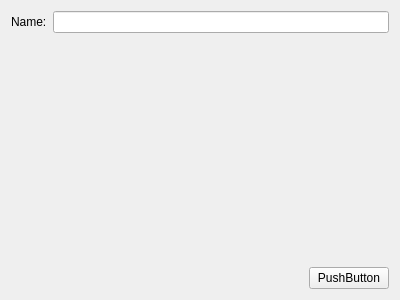
Qt form src/customerwidget.ui (nicmorais/Storesse) before a commit.
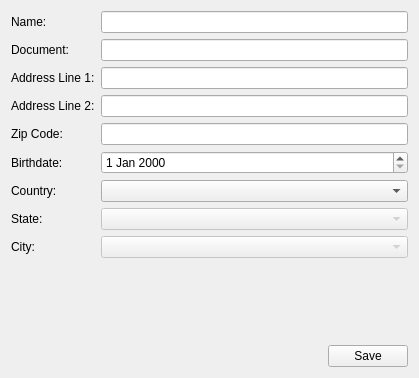
The same form after that commit.

Diff of the .ui file:
```diff
--- a/src/customerwidget.ui
+++ b/src/customerwidget.ui
@@ -6,8 +6,8 @@
    <rect>
     <x>0</x>
     <y>0</y>
-    <width>400</width>
-    <height>300</height>
+    <width>419</width>
+    <height>378</height>
    </rect>
   </property>
   <property name="windowTitle">
@@ -24,10 +24,111 @@
       </widget>
      </item>
      <item row="0" column="1">
-      <widget class="QLineEdit" name="lineEdit"/>
+      <widget class="QLineEdit" name="nameLineEdit"/>
+     </item>
+     <item row="1" column="0">
+      <widget class="QLabel" name="documentLabel">
+       <property name="text">
+        <string>Document:</string>
+       </property>
+      </widget>
+     </item>
+     <item row="1" column="1">
+      <widget class="QLineEdit" name="documentLineEdit"/>
+     </item>
+     <item row="2" column="1">
+      <widget class="QLineEdit" name="addressLine1LineEdit"/>
+     </item>
+     <item row="2" column="0">
+      <widget class="QLabel" name="addressLine1Label">
+       <property name="text">
+        <string>Address Line 1:</string>
+       </property>
+      </widget>
+     </item>
+     <item row="3" column="0">
+      <widget class="QLabel" name="addressLine2Label">
+       <property name="text">
+        <string>Address Line 2:</string>
+       </property>
+      </widget>
+     </item>
+     <item row="3" column="1">
+      <widget class="QLineEdit" name="addressLine2LineEdit"/>
+     </item>
+     <item row="4" column="0">
+      <widget class="QLabel" name="zipCodeLabel">
+       <property name="text">
+        <string>Zip Code:</string>
+       </property>
+      </widget>
+     </item>
+     <item row="4" column="1">
+      <widget class="QLineEdit" name="zipCodeLineEdit"/>
+     </item>
+     <item row="5" column="0">
+      <widget class="QLabel" name="birthdateLabel">
+       <property name="text">
+        <string>Birthdate:</string>
+       </property>
+      </widget>
+     </item>
+     <item row="5" column="1">
+      <widget class="QDateEdit" name="dateEdit"/>
+     </item>
+     <item row="6" column="0">
+      <widget class="QLabel" name="countryLabel">
+       <property name="text">
+        <string>Country:</string>
+       </property>
+      </widget>
+     </item>
+     <item row="6" column="1">
+      <widget class="QComboBox" name="countryComboBox"/>
+     </item>
+     <item row="7" column="0">
+      <widget class="QLabel" name="stateLabel">
+       <property name="text">
+        <string>State:</string>
+       </property>
+      </widget>
+     </item>
+     <item row="7" column="1">
+      <widget class="QComboBox" name="stateComboBox">
+       <property name="enabled">
+        <bool>false</bool>
+       </property>
+      </widget>
+     </item>
+     <item row="8" column="0">
+      <widget class="QLabel" name="cityLabel">
+       <property name="text">
+        <string>City:</string>
+       </property>
+      </widget>
+     </item>
+     <item row="8" column="1">
+      <widget class="QComboBox" name="cityComboBox">
+       <property name="enabled">
+        <bool>false</bool>
+       </property>
+      </widget>
      </item>
     </layout>
    </item>
+   <item>
+    <spacer name="verticalSpacer">
+     <property name="orientation">
+      <enum>Qt::Vertical</enum>
+     </property>
+     <property name="sizeHint" stdset="0">
+      <size>
+       <width>20</width>
+       <height>40</height>
+      </size>
+     </property>
+    </spacer>
+   </item>
    <item>
     <layout class="QHBoxLayout" name="horizontalLayout">
      <item>
@@ -46,7 +147,7 @@
      <item>
       <widget class="QPushButton" name="pushButton">
        <property name="text">
-        <string>PushButton</string>
+        <string>Save</string>
        </property>
       </widget>
      </item>
```
Left out of the diff: 4 changed lines with no effect on the pictures.
